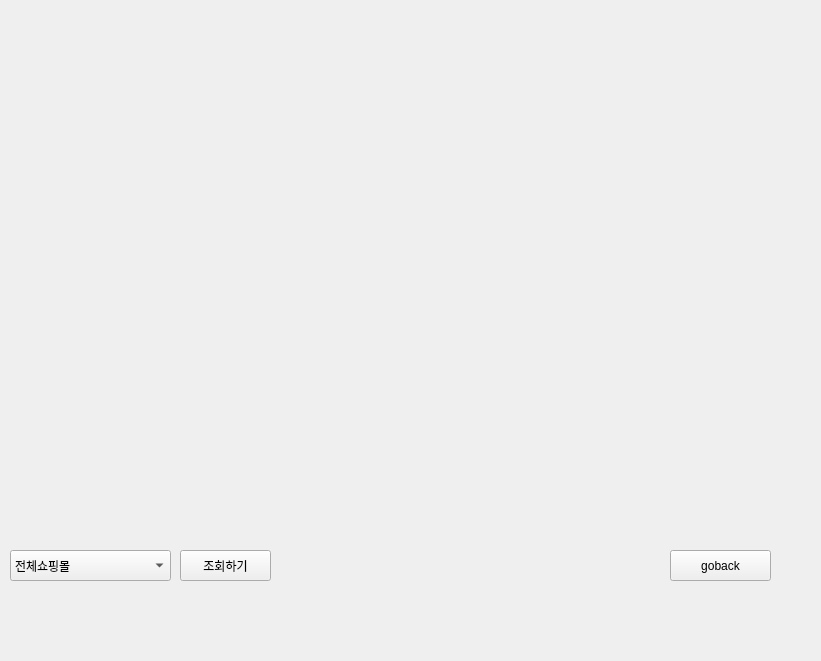
Before: the Qt Designer form graph.ui in shinzzy/pythonProject12, drawn with Qt 5.
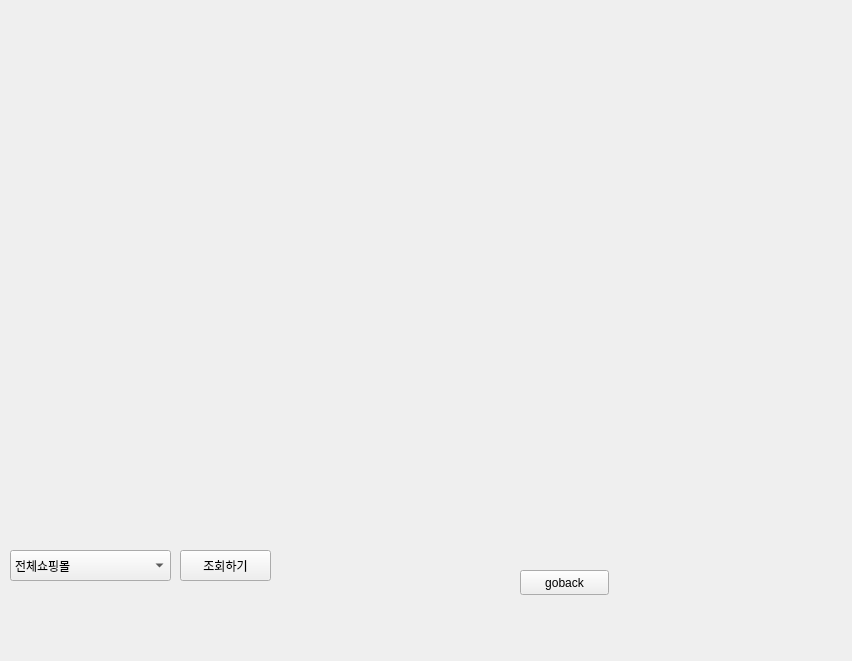
After: the same form once the commit is applied.

The edit to the form file:
```diff
--- a/graph.ui
+++ b/graph.ui
@@ -6,7 +6,7 @@
    <rect>
     <x>0</x>
     <y>0</y>
-    <width>821</width>
+    <width>852</width>
     <height>661</height>
    </rect>
   </property>
@@ -85,16 +85,29 @@
   <widget class="QPushButton" name="pushButton_goback">
    <property name="geometry">
     <rect>
-     <x>670</x>
-     <y>550</y>
-     <width>101</width>
-     <height>31</height>
+     <x>520</x>
+     <y>570</y>
+     <width>89</width>
+     <height>25</height>
     </rect>
    </property>
    <property name="text">
     <string>goback</string>
    </property>
   </widget>
+  <widget class="QLabel" name="label">
+   <property name="geometry">
+    <rect>
+     <x>10</x>
+     <y>20</y>
+     <width>821</width>
+     <height>491</height>
+    </rect>
+   </property>
+   <property name="text">
+    <string/>
+   </property>
+  </widget>
  </widget>
  <resources/>
  <connections/>
```
Left out of the diff: 11 changed lines with no effect on the pictures.
